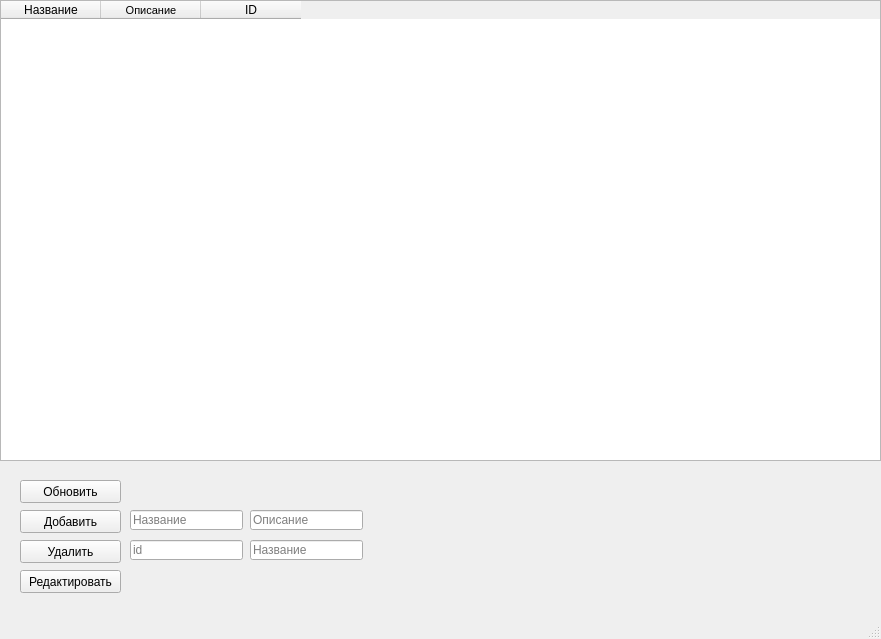
First picture: the form in Views/Positions.ui, repository cat-techie/HotelManager, before the edit.
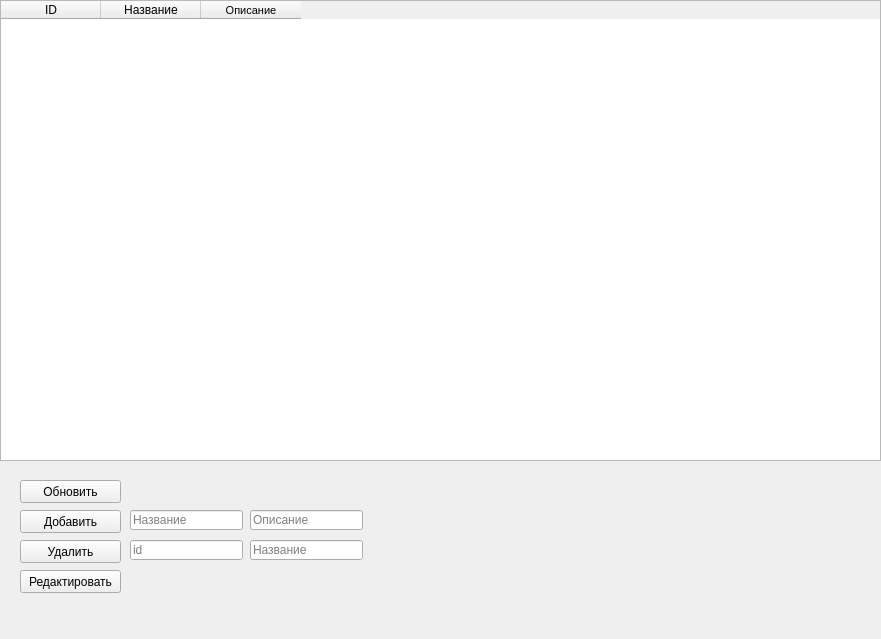
Second picture: the form after the edit.

Patch:
```diff
--- a/Views/Positions.ui
+++ b/Views/Positions.ui
@@ -47,6 +47,11 @@
     <property name="autoFillBackground">
      <bool>true</bool>
     </property>
+    <column>
+     <property name="text">
+      <string>ID</string>
+     </property>
+    </column>
     <column>
      <property name="text">
       <string>Название</string>
@@ -65,11 +70,6 @@
       </font>
      </property>
     </column>
-    <column>
-     <property name="text">
-      <string>ID</string>
-     </property>
-    </column>
    </widget>
    <widget class="QPushButton" name="update_button">
     <property name="geometry">
@@ -191,17 +191,6 @@
     </property>
    </widget>
   </widget>
-  <widget class="QMenuBar" name="menubar">
-   <property name="geometry">
-    <rect>
-     <x>0</x>
-     <y>0</y>
-     <width>881</width>
-     <height>21</height>
-    </rect>
-   </property>
-  </widget>
-  <widget class="QStatusBar" name="statusbar"/>
  </widget>
  <resources/>
  <connections/>
```
Left out of the diff: 12 changed lines with no effect on the pictures.
